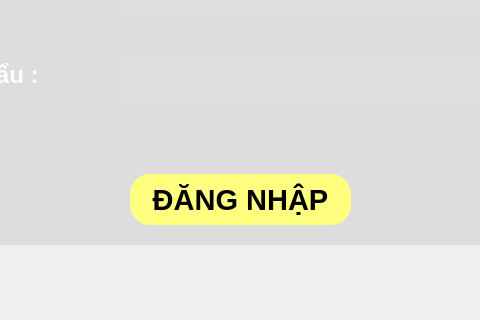
This is GUI/Form_Login.ui in phuthuy44/Student--py as Qt 5 draws it before an edit; both pictures show x 180 to 660 and y 156 to 476 of the 810 by 476 pixel window. The edited form follows.
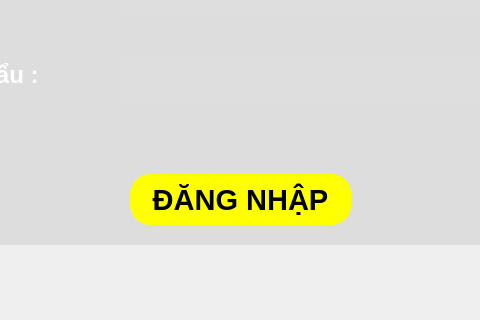
This is the edited form. Icons and pictures are not drawn.

Patch:
```diff
--- a/GUI/Form_Login.ui
+++ b/GUI/Form_Login.ui
@@ -173,9 +173,13 @@
       </font>
      </property>
      <property name="styleSheet">
-      <string notr="true">color: rgb(0, 0, 0);
-background-color: rgb(255, 255, 127);
-</string>
+      <string notr="true">QPushButton{
+background-color: rgb(255, 255, 0);
+}
+QPushButton:hover{
+background-color: rgb(255, 0, 0);
+	color: rgb(255, 255, 255);
+}</string>
      </property>
      <property name="text">
       <string>ĐĂNG NHẬP</string>
```
Left out of the diff: 12 changed lines with no effect on the pictures.
